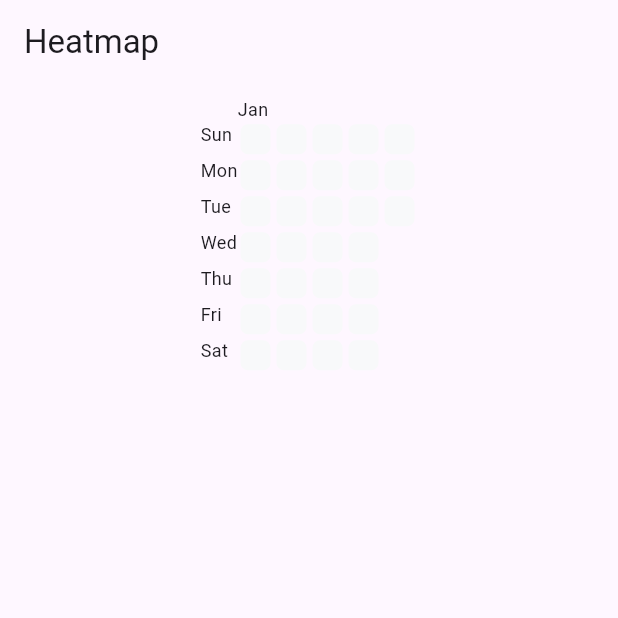
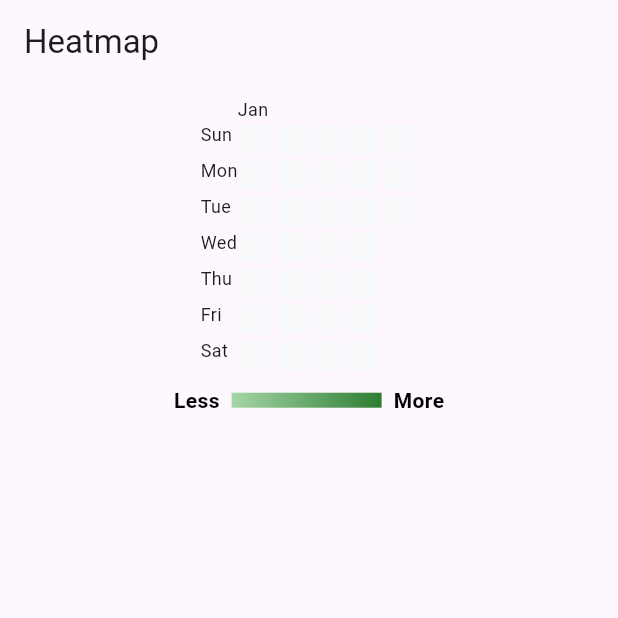
Before and after one commit to donsfak/Trackers_app, a Flutter app: the HeatmapScreen screen opened by its route, on a phone screen of 412 x 824 dp, the top half of it. Run offline on Flutter 3.47's test engine with Material 3 defaults, Android fonts, the phone set to English and light mode, and no system bars; drawn by our look-alikes of flutter_heatmap_calendar; our stand-ins replace equatable, flex_color_scheme, flutter_riverpod, font_awesome_flutter, go_router, google_fonts and 1 more; accounts and stored records are empty.

Commit message:
amelioration interface UI

```diff
--- a/lib/components/my_heatmap.dart
+++ b/lib/components/my_heatmap.dart
@@ -1,16 +1,14 @@
-// ignore_for_file: unused_local_variable
-
 import 'package:flutter/material.dart';
 import 'package:flutter_heatmap_calendar/flutter_heatmap_calendar.dart';
 import 'package:intl/intl.dart';
 
 class MyHeatmap extends StatelessWidget {
   final Map<DateTime, int> datasets;
-  final DateTime startdate;
+  final DateTime startDate;
 
   const MyHeatmap({
     super.key,
-    required this.startdate,
+    required this.startDate,
     required this.datasets,
   });
 
@@ -18,9 +16,11 @@ class MyHeatmap extends StatelessWidget {
   Widget build(BuildContext context) {
     return Column(
       children: [
-        _buildMonthsRow(),
-        HeatMap(
-          startDate: startdate,
+        Row(
+          children: [
+            Expanded(
+              child: HeatMap(
+                startDate: startDate,
                 endDate: DateTime.now(),
                 datasets: datasets,
                 colorMode: ColorMode.color,
@@ -32,19 +32,59 @@ class MyHeatmap extends StatelessWidget {
                   4: Colors.green.shade500,
                   5: Colors.green.shade800,
                 },
+                onClick: (date) {
+                  final taskCount = datasets[date] ?? 0;
+                  ScaffoldMessenger.of(context).showSnackBar(
+                    SnackBar(
+                        content: Text(
+                            '$taskCount tâches le ${DateFormat.yMd().format(date)}')),
+                  );
+                },
               ),
+            ),
+          ],
+        ),
+        _buildLegend(),
       ],
     );
   }
 
-  Widget _buildMonthsRow() {
-    final months = List.generate(
-        12, (index) => DateFormat.MMM().format(DateTime(0, index + 1)));
-    return Row(
-      //mainAxisAlignment: MainAxisAlignment.center,
-
-      mainAxisAlignment: MainAxisAlignment.spaceAround,
-      //children: months.map((month) => Text(month)).toList(),
+  Widget _buildLegend() {
+    return Padding(
+      padding: const EdgeInsets.all(8.0),
+      child: Row(
+        mainAxisAlignment: MainAxisAlignment.center,
+        children: [
+          const Text(
+            'Less',
+            style: TextStyle(
+              color: Colors.black,
+              fontWeight: FontWeight.bold,
+            ),
+          ),
+          const SizedBox(width: 8),
+          Container(
+            width: 100,
+            height: 10,
+            decoration: BoxDecoration(
+              gradient: LinearGradient(
+                colors: [
+                  Colors.green.shade200,
+                  Colors.green.shade800,
+                ],
+              ),
+            ),
+          ),
+          const SizedBox(width: 8),
+          const Text(
+            'More',
+            style: TextStyle(
+              color: Colors.black,
+              fontWeight: FontWeight.bold,
+            ),
+          ),
+        ],
+      ),
     );
   }
 }
--- a/lib/screens/heatmap_screen.dart
+++ b/lib/screens/heatmap_screen.dart
@@ -58,7 +58,7 @@ class _HeatmapScreenState extends State<HeatmapScreen> {
           : Padding(
               padding: const EdgeInsets.all(8.0),
               child: MyHeatmap(
-                startdate: _startDate,
+                startDate: _startDate,
                 datasets: _datasets,
               ),
             ),
--- a/lib/screens/home_screen.dart
+++ b/lib/screens/home_screen.dart
@@ -1,4 +1,4 @@
-// ignore_for_file: unused_local_variable, avoid_print, use_build_context_synchronously
+// ignore_for_file: use_build_context_synchronously, avoid_print
 
 import 'package:flutter/material.dart';
 import 'package:flutter_riverpod/flutter_riverpod.dart';
@@ -11,25 +11,27 @@ import 'package:trackers_app/widgets/show_bottom_sheet.dart';
 import 'package:trackers_app/utils/utils.dart';
 import 'package:trackers_app/widgets/widgets.dart';
 
-class HomeScreen extends ConsumerWidget {
+class HomeScreen extends StatelessWidget {
   static HomeScreen builder(BuildContext context, GoRouterState state) =>
       const HomeScreen();
 
   const HomeScreen({super.key});
 
   @override
-  Widget build(BuildContext context, WidgetRef ref) {
+  Widget build(BuildContext context) {
+    return Scaffold(
+      body: Consumer(
+        builder: (context, ref, child) {
           final colors = Theme.of(context).colorScheme;
           final deviceSize = MediaQuery.of(context).size;
           final taskState = ref.watch(taskProvider);
           final selectDate = ref.watch(dateProvider);
 
-    // Separate tasks into completed and incompleted
           final completedTasks = _completedTasks(taskState.tasks, selectDate);
-    final incompletedTasks = _incompletedTasks(taskState.tasks, selectDate);
+          final incompletedTasks =
+              _incompletedTasks(taskState.tasks, selectDate);
 
-    return Scaffold(
-      body: Stack(
+          return Stack(
             children: [
               Column(
                 children: [
@@ -48,7 +50,7 @@ class HomeScreen extends ConsumerWidget {
                               showCustomBottomSheet(context);
                               print("Floating button clicked");
                             },
-                        mini: true, // Reduce button size
+                            mini: true,
                             child: Icon(
                               Icons.menu,
                               color: colors.primary,
@@ -90,7 +92,6 @@ class HomeScreen extends ConsumerWidget {
                     child: Column(
                       crossAxisAlignment: CrossAxisAlignment.stretch,
                       children: [
-                    // List of incompleted tasks
                         DisplayListOfTasks(
                           tasks: incompletedTasks,
                           onTaskToggle: (task) =>
@@ -102,7 +103,6 @@ class HomeScreen extends ConsumerWidget {
                           style: Theme.of(context).textTheme.headlineSmall,
                         ),
                         const SizedBox(height: 10),
-                    // List of completed tasks
                         DisplayListOfTasks(
                           tasks: completedTasks,
                           isCompletedTasks: true,
@@ -111,12 +111,14 @@ class HomeScreen extends ConsumerWidget {
                         ),
                         const SizedBox(height: 10),
                         ElevatedButton(
-                      onPressed: () => context.push(RouteLocation.createTask),
+                          onPressed: () =>
+                              context.push(RouteLocation.createTask),
                           child: const Padding(
                             padding: EdgeInsets.all(8.0),
                             child: Text(
                               'Add Task',
-                          style: TextStyle(fontSize: 20, color: Colors.purple),
+                              style:
+                                  TextStyle(fontSize: 20, color: Colors.purple),
                             ),
                           ),
                         ),
@@ -126,23 +128,29 @@ class HomeScreen extends ConsumerWidget {
                 ),
               ),
             ],
+          );
+        },
       ),
     );
   }
 
-  // Function to toggle the completion state of a task
   void _toggleTaskCompletion(
       WidgetRef ref, Task task, bool isCurrentlyCompleted) {
+    try {
       final updatedTask = task.copyWith(isCompleted: !isCurrentlyCompleted);
       ref.read(taskProvider.notifier).updateTask(updatedTask).then((_) {
         AppAlert.displaysnackbar(
           ref.context,
-        !isCurrentlyCompleted ? 'Task completed' : 'Task marked as incomplete',
+          !isCurrentlyCompleted
+              ? 'Task completed'
+              : 'Task marked as incomplete',
         );
       });
+    } catch (e) {
+      AppAlert.displaysnackbar(ref.context, 'Failed to update task');
+    }
   }
 
-  // Filter completed tasks based on the selected date
   List<Task> _completedTasks(List<Task> tasks, DateTime selectedDate) {
     return tasks
         .where((task) =>
@@ -151,7 +159,6 @@ class HomeScreen extends ConsumerWidget {
         .toList();
   }
 
-  // Filter incompleted tasks based on the selected date
   List<Task> _incompletedTasks(List<Task> tasks, DateTime selectedDate) {
     return tasks
         .where((task) =>
--- a/pubspec.yaml
+++ b/pubspec.yaml
@@ -45,6 +45,7 @@ dependencies:
   equatable: ^2.0.7
   path: ^1.9.0
   flutter_heatmap_calendar: ^1.0.5
+  calendar_heatmap: ^0.1.0
 
 
 dev_dependencies:
```
Lines whose indentation alone changed are shown as unchanged.
